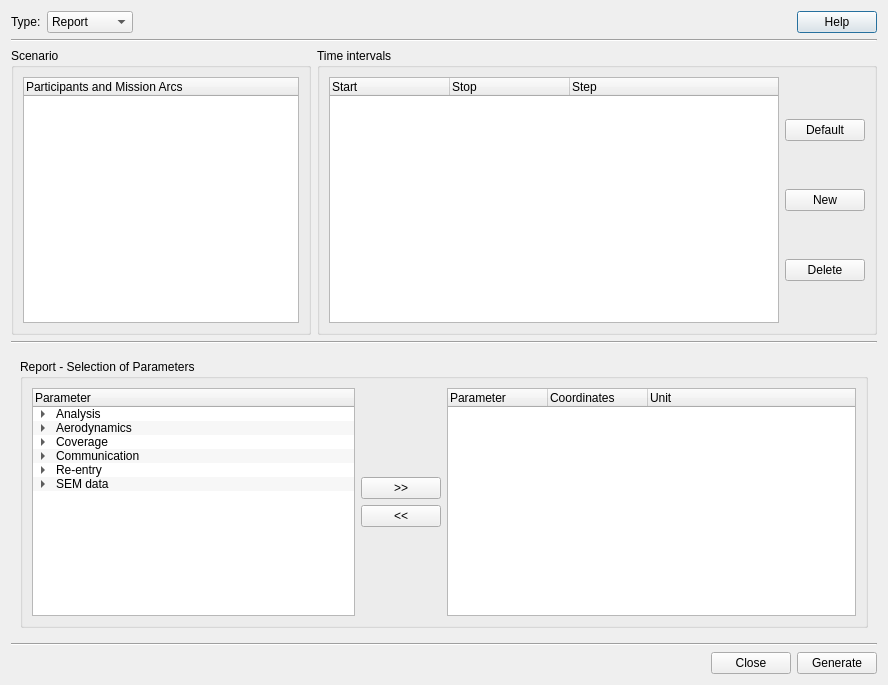
The window that sta-src/Analysis/analysis.ui (Dwarf-Planet-Project/SpaceDesignTool) describes before a commit, drawn with Qt 5.
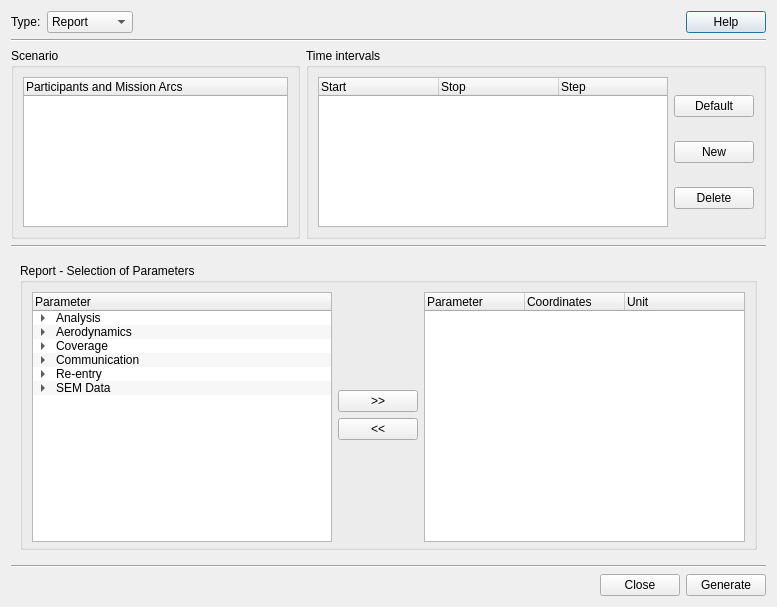
The same window after the commit. The open tabs and pages were chosen to show the change. Icons and pictures are not drawn.

Commit message: Adjusting ANALYSIS comBoxes in Windows XP to look nicer

What changed in the file:
```diff
--- a/sta-src/Analysis/analysis.ui
+++ b/sta-src/Analysis/analysis.ui
@@ -6,8 +6,8 @@
    <rect>
     <x>0</x>
     <y>0</y>
-    <width>888</width>
-    <height>685</height>
+    <width>777</width>
+    <height>607</height>
    </rect>
   </property>
   <property name="sizePolicy">
@@ -18,8 +18,8 @@
   </property>
   <property name="minimumSize">
    <size>
-    <width>888</width>
-    <height>685</height>
+    <width>777</width>
+    <height>607</height>
    </size>
   </property>
   <property name="windowTitle">
@@ -132,6 +132,12 @@
            <layout class="QHBoxLayout" name="horizontalLayout_11">
             <item>
              <widget class="QTreeWidget" name="TreeWidgetMissionArc">
+              <property name="minimumSize">
+               <size>
+                <width>0</width>
+                <height>150</height>
+               </size>
+              </property>
               <property name="alternatingRowColors">
                <bool>true</bool>
               </property>
@@ -172,6 +178,12 @@
               <property name="enabled">
                <bool>true</bool>
               </property>
+              <property name="minimumSize">
+               <size>
+                <width>350</width>
+                <height>0</height>
+               </size>
+              </property>
               <property name="verticalScrollBarPolicy">
                <enum>Qt::ScrollBarAsNeeded</enum>
               </property>
@@ -325,6 +337,12 @@
                <layout class="QHBoxLayout" name="horizontalLayout_5">
                 <item>
                  <widget class="QTreeWidget" name="treeWidgetReportOptions">
+                  <property name="minimumSize">
+                   <size>
+                    <width>300</width>
+                    <height>250</height>
+                   </size>
+                  </property>
                   <property name="alternatingRowColors">
                    <bool>true</bool>
                   </property>
@@ -1044,7 +1062,7 @@
                   </item>
                   <item>
                    <property name="text">
-                    <string>SEM data</string>
+                    <string>SEM Data</string>
                    </property>
                    <item>
                     <property name="text">
@@ -1383,6 +1401,12 @@
               </item>
               <item>
                <widget class="QTreeWidget" name="treeWidgetShowInReport">
+                <property name="minimumSize">
+                 <size>
+                  <width>300</width>
+                  <height>250</height>
+                 </size>
+                </property>
                 <property name="alternatingRowColors">
                  <bool>true</bool>
                 </property>
```
Left out of the diff: 34 changed lines with no effect on the pictures. The commit also changes 1 other file.
